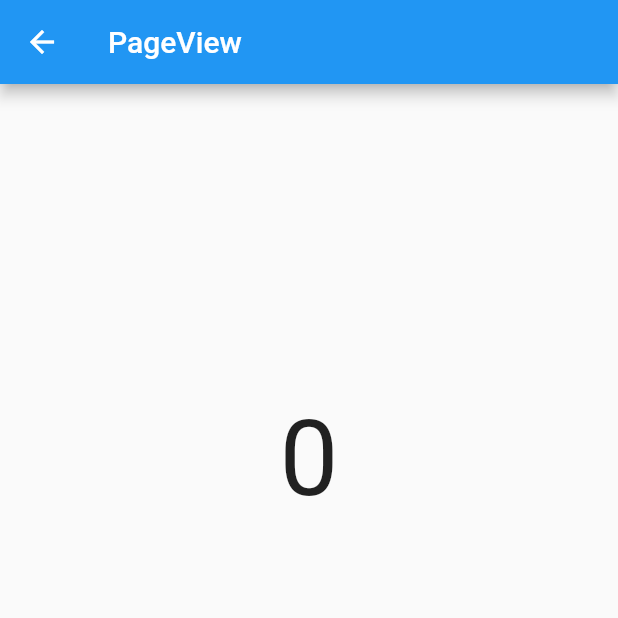
After one commit to yongshengdev/hello_flutter, a Flutter app: the screen it shows after launch, after a tap on "PageView", on a phone screen of 412 x 824 dp, the top half of it. The commit adds this screen. Run offline on Flutter 3.47's test engine with Material 2 defaults, Android fonts, the phone set to English and light mode, and no system bars; our stand-ins replace flutter_riverpod, flutter_smart_dialog.

Commit message:
feat: pageView及页面缓存

```diff
--- a/lib/main.dart
+++ b/lib/main.dart
@@ -3,6 +3,7 @@ import 'package:flutter_riverpod/flutter_riverpod.dart';
 import 'package:flutter_smart_dialog/flutter_smart_dialog.dart';
 import 'package:hello_flutter/routes/router_navigator_observer.dart';
 import 'package:hello_flutter/ui/route/route_page.dart';
+import 'package:hello_flutter/ui/widget/banner_page.dart';
 import 'package:hello_flutter/utils/widget_util.dart';
 
 import 'ui/native_contact/native_contact_page.dart';
@@ -57,7 +58,9 @@ class _MyHomePageState extends State<MyHomePage> {
               "river pod", () => {Navigator.push(context, MaterialPageRoute(builder: (BuildContext context) => const RiverPodPage()))}),
           WidgetUtil.generateRow(
               "flutter与原生通信", () => {Navigator.push(context, MaterialPageRoute(builder: (BuildContext context) => const NativeContactPage()))}),
-          WidgetUtil.generateRow("路由跳转", () => {Navigator.push(context, MaterialPageRoute(builder: (BuildContext context) => const RoutePage()))})
+          WidgetUtil.generateRow("路由跳转", () => {Navigator.push(context, MaterialPageRoute(builder: (BuildContext context) => const RoutePage()))}),
+          WidgetUtil.generateRow(
+              "PageView", () => {Navigator.push(context, MaterialPageRoute(builder: (BuildContext context) => const BannerPage()))})
         ]));
   }
 }
--- /dev/null
+++ b/lib/ui/widget/banner_page.dart
@@ -0,0 +1,18 @@
+import 'package:flutter/material.dart';
+
+import 'banner_widget.dart';
+
+// Page
+class BannerPage extends StatefulWidget {
+  const BannerPage({super.key});
+
+  @override
+  State<StatefulWidget> createState() => _BannerPageState();
+}
+
+class _BannerPageState extends State<BannerPage> {
+  @override
+  Widget build(BuildContext context) {
+    return Scaffold(appBar: AppBar(title: const Text("PageView")), body: Column(children: const [BannerWidget()]));
+  }
+}
--- /dev/null
+++ b/lib/ui/widget/banner_widget.dart
@@ -0,0 +1,50 @@
+import 'package:flutter/cupertino.dart';
+
+class BannerWidget extends StatefulWidget {
+  const BannerWidget({super.key});
+
+  @override
+  State<StatefulWidget> createState() => _BannerWidgetState();
+}
+
+class _BannerWidgetState extends State<BannerWidget> {
+  @override
+  Widget build(BuildContext context) {
+    var children = <Widget>[];
+    for (int i = 0; i < 6; i++) {
+      children.add(_BannerPageWidget(i.toString()));
+    }
+    return SizedBox(
+      width: double.infinity,
+      height: 500,
+      child: PageView(
+        scrollDirection: Axis.horizontal,
+        allowImplicitScrolling: true, // 预加载前后一页
+        children: children,
+      ),
+    );
+  }
+}
+
+class _BannerPageWidget extends StatefulWidget {
+  final String _text;
+
+  const _BannerPageWidget(this._text);
+
+  @override
+  State<StatefulWidget> createState() => _BannerPageWidgetState();
+}
+
+class _BannerPageWidgetState extends State<_BannerPageWidget> with AutomaticKeepAliveClientMixin{
+
+  @override
+  Widget build(BuildContext context) {
+    // 必须调用
+    super.build(context);
+    debugPrint("build ${widget._text}");
+    return Center(child: Text(widget._text, textScaleFactor: 5));
+  }
+
+  @override
+  bool get wantKeepAlive => true; // 需要缓存
+}
```
